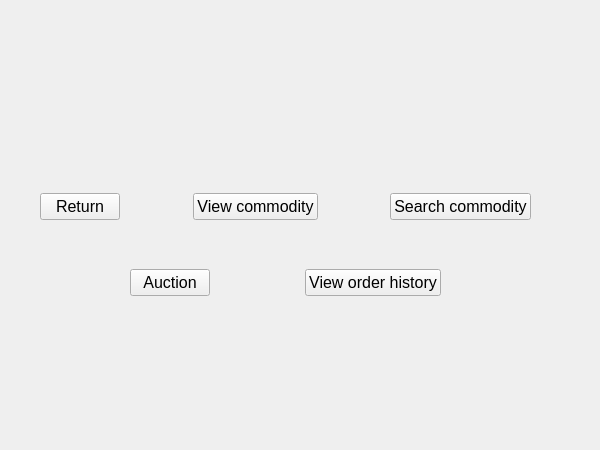
Old version of the form project1-qt/buyerwidget.ui in the repository cjh-0806/NJU-advanced-programming-project1-qt.
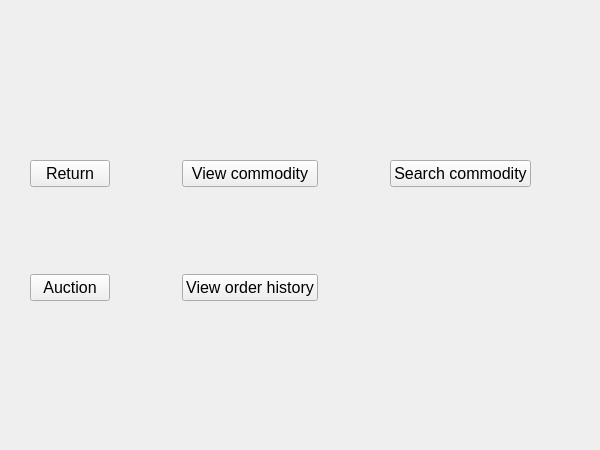
New version of the form.

```diff
--- a/project1-qt/buyerwidget.ui
+++ b/project1-qt/buyerwidget.ui
@@ -43,18 +43,18 @@
     <string/>
    </property>
   </widget>
-  <widget class="QWidget" name="layoutWidget">
+  <widget class="QWidget" name="">
    <property name="geometry">
     <rect>
-     <x>40</x>
-     <y>150</y>
-     <width>491</width>
-     <height>191</height>
+     <x>30</x>
+     <y>160</y>
+     <width>501</width>
+     <height>141</height>
     </rect>
    </property>
-   <layout class="QVBoxLayout" name="verticalLayout">
+   <layout class="QHBoxLayout" name="horizontalLayout">
     <item>
-     <layout class="QHBoxLayout" name="horizontalLayout">
+     <layout class="QVBoxLayout" name="verticalLayout">
       <item>
        <widget class="QPushButton" name="returnButton">
         <property name="font">
@@ -68,68 +68,14 @@
        </widget>
       </item>
       <item>
-       <spacer name="horizontalSpacer">
+       <spacer name="verticalSpacer">
         <property name="orientation">
-         <enum>Qt::Horizontal</enum>
+         <enum>Qt::Vertical</enum>
         </property>
         <property name="sizeHint" stdset="0">
          <size>
-          <width>40</width>
-          <height>20</height>
-         </size>
-        </property>
-       </spacer>
-      </item>
-      <item>
-       <widget class="QPushButton" name="viewcommoButton">
-        <property name="font">
-         <font>
-          <pointsize>12</pointsize>
-         </font>
-        </property>
-        <property name="text">
-         <string>View commodity</string>
-        </property>
-       </widget>
-      </item>
-      <item>
-       <spacer name="horizontalSpacer_2">
-        <property name="orientation">
-         <enum>Qt::Horizontal</enum>
-        </property>
-        <property name="sizeHint" stdset="0">
-         <size>
-          <width>40</width>
-          <height>20</height>
-         </size>
-        </property>
-       </spacer>
-      </item>
-      <item>
-       <widget class="QPushButton" name="srchcommoButton">
-        <property name="font">
-         <font>
-          <pointsize>12</pointsize>
-         </font>
-        </property>
-        <property name="text">
-         <string>Search commodity</string>
-        </property>
-       </widget>
-      </item>
-     </layout>
-    </item>
-    <item>
-     <layout class="QHBoxLayout" name="horizontalLayout_2">
-      <item>
-       <spacer name="horizontalSpacer_3">
-        <property name="orientation">
-         <enum>Qt::Horizontal</enum>
-        </property>
-        <property name="sizeHint" stdset="0">
-         <size>
-          <width>40</width>
-          <height>20</height>
+          <width>20</width>
+          <height>40</height>
          </size>
         </property>
        </spacer>
@@ -146,15 +92,44 @@
         </property>
        </widget>
       </item>
+     </layout>
+    </item>
+    <item>
+     <spacer name="horizontalSpacer_2">
+      <property name="orientation">
+       <enum>Qt::Horizontal</enum>
+      </property>
+      <property name="sizeHint" stdset="0">
+       <size>
+        <width>40</width>
+        <height>20</height>
+       </size>
+      </property>
+     </spacer>
+    </item>
+    <item>
+     <layout class="QVBoxLayout" name="verticalLayout_2">
       <item>
-       <spacer name="horizontalSpacer_4">
+       <widget class="QPushButton" name="viewcommoButton">
+        <property name="font">
+         <font>
+          <pointsize>12</pointsize>
+         </font>
+        </property>
+        <property name="text">
+         <string>View commodity</string>
+        </property>
+       </widget>
+      </item>
+      <item>
+       <spacer name="verticalSpacer_2">
         <property name="orientation">
-         <enum>Qt::Horizontal</enum>
+         <enum>Qt::Vertical</enum>
         </property>
         <property name="sizeHint" stdset="0">
          <size>
-          <width>40</width>
-          <height>20</height>
+          <width>20</width>
+          <height>40</height>
          </size>
         </property>
        </spacer>
@@ -171,8 +146,50 @@
         </property>
        </widget>
       </item>
+     </layout>
+    </item>
+    <item>
+     <spacer name="horizontalSpacer_3">
+      <property name="orientation">
+       <enum>Qt::Horizontal</enum>
+      </property>
+      <property name="sizeHint" stdset="0">
+       <size>
+        <width>40</width>
+        <height>20</height>
+       </size>
+      </property>
+     </spacer>
+    </item>
+    <item>
+     <layout class="QVBoxLayout" name="verticalLayout_3">
       <item>
-       <spacer name="horizontalSpacer_5">
+       <widget class="QPushButton" name="srchcommoButton">
+        <property name="font">
+         <font>
+          <pointsize>12</pointsize>
+         </font>
+        </property>
+        <property name="text">
+         <string>Search commodity</string>
+        </property>
+       </widget>
+      </item>
+      <item>
+       <spacer name="verticalSpacer_3">
+        <property name="orientation">
+         <enum>Qt::Vertical</enum>
+        </property>
+        <property name="sizeHint" stdset="0">
+         <size>
+          <width>20</width>
+          <height>40</height>
+         </size>
+        </property>
+       </spacer>
+      </item>
+      <item>
+       <spacer name="horizontalSpacer">
         <property name="orientation">
          <enum>Qt::Horizontal</enum>
         </property>
```
